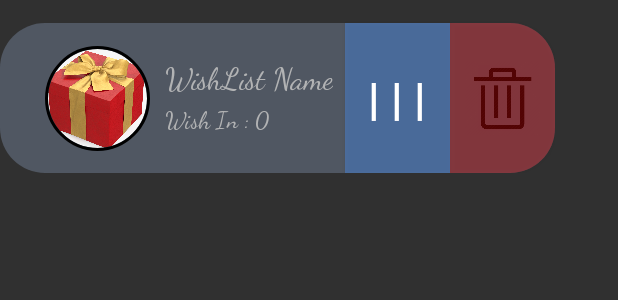
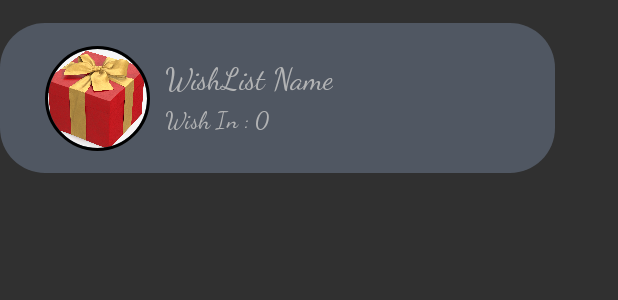
Before and after one commit to RainMaker1707/LSINF1225-2020-GroupeL31-WishList, an Android app: the layout wishlist_layout.xml on its own in the app's theme, with its tools: preview values and no code run, on a phone screen of 412 x 824 dp. Shown: the top 300 px of the screen. Run offline under Robolectric (Android 15) with nearby library versions, the phone set to English and light mode, and no system bars.

Commit message:
removed delete wishlist because of concurrency buttons

```diff
--- a/app/src/main/res/layout/wishlist_layout.xml
+++ b/app/src/main/res/layout/wishlist_layout.xml
@@ -60,32 +60,6 @@
 
     </LinearLayout>
 
-    <Button
-        android:id="@+id/modify_btn"
-        android:layout_width="70dp"
-        android:layout_height="100dp"
-        android:layout_marginStart="230dp"
-        android:background="@color/LightBlue_alpha"
-        android:text="@string/menu"
-        android:textSize="30sp"
-        android:textStyle="bold"
-        android:layout_marginTop="10dp"
-        />
 
-    <Button
-        android:id="@+id/delete_btn"
-        android:layout_width="70dp"
-        android:layout_height="100dp"
-        android:layout_marginStart="300dp"
-        android:background="@drawable/rounded_btn"
-        android:layout_marginTop="10dp"/>
-
-    <ImageView
-        android:layout_width="50dp"
-        android:layout_height="50dp"
-        android:contentDescription="@string/blind_delete"
-        android:layout_marginStart="310dp"
-        android:layout_marginTop="35dp"
-        android:src="@drawable/delete_icon"/>
 
 </RelativeLayout>
--- a/app/src/main/res/values/strings.xml
+++ b/app/src/main/res/values/strings.xml
@@ -60,4 +60,5 @@
     <string name="no_market">No market filled</string>
     <string name="no_desc">No description filled</string>
     <string name="blind_delete">Button delete</string>
+    <string name="search_wish">Search Wish</string>
 </resources>
```
Also changed, not shown: app/src/main/AndroidManifest.xml (+13 -12 lines), app/src/main/java/be/uclouvain/lsinf1225/groupel31/wishlist/Views/AddFriend.java (+10 -0 lines), app/src/main/java/be/uclouvain/lsinf1225/groupel31/wishlist/Views/Base.java (+5 -5 lines), app/src/main/java/be/uclouvain/lsinf1225/groupel31/wishlist/Views/SearchWish.java (added, +106 -0 lines), app/src/main/java/be/uclouvain/lsinf1225/groupel31/wishlist/tools/WishListAdapter.java (+0 -19 lines), app/src/main/res/layout/activity_add_friend.xml (+10 -1 lines).
